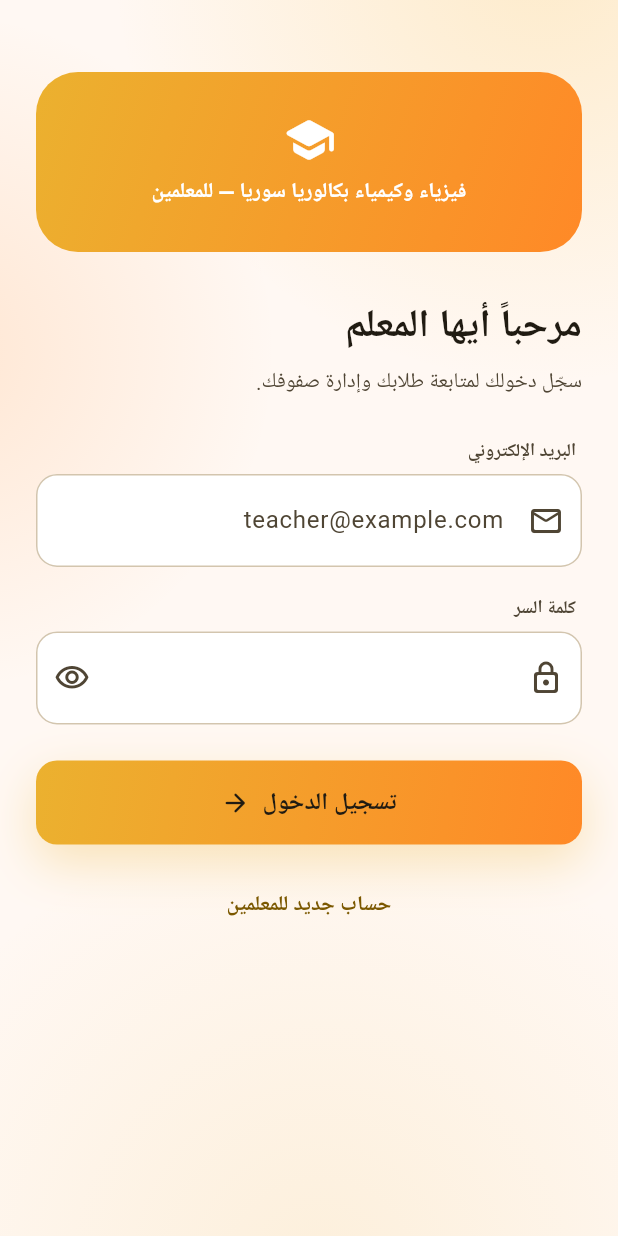
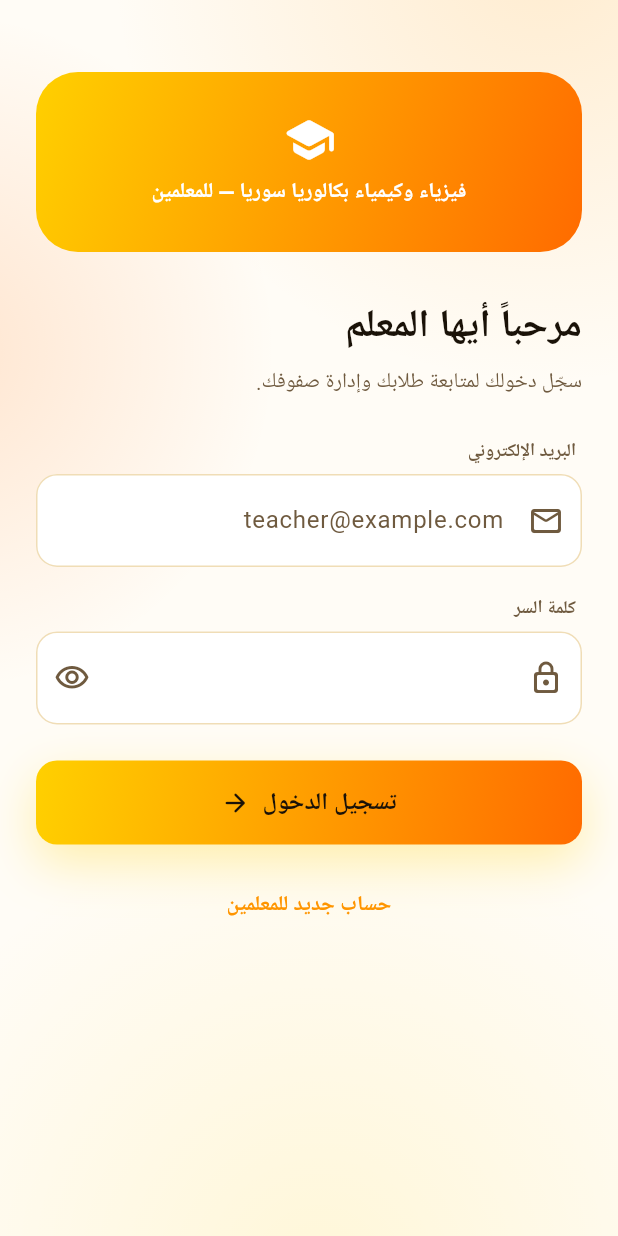
Before and after one commit to mohammadalibalwe48-hub/Studysync, a Flutter app: the screen it shows after launch, on a phone screen of 412 x 824 dp. Run offline on Flutter 3.47's test engine with Material 3 defaults, Android fonts, the phone set to English and light mode, and no system bars; our stand-ins replace fl_chart, flutter_dotenv, flutter_local_notifications, flutter_markdown, go_router, google_fonts and 4 more; missing offline and left inert: flutter_webrtc; accounts and stored records are empty; Roboto replaces fonts that are missing (Cairo).

Commit message:
Match palette to logo gradient (logo-faithful warm system)
The previous palette mapped the brand to a desaturated saffron
(`#D68A1A` student / `#7B5800` teachers) plus an out-of-family blue
`#0060AC` tertiary in the teachers app. Sampled against the actual
logo (orange figure reaching for yellow stars on a stack of orange-gold
books), those colours read as muddy and "AI-generated" \u2014 the dominant
logo pixels live in the `#FF6B00 \u2192 #FF9500 \u2192 #FFD000` range with
`#FFEF0E` star highlights.

This change rebuilds the colour system around those exact logo stops:

- New brand primary `#FF9500` (logo orange) replaces saffron.
- Hero gradient is now a 3-stop `sunYellow \u2192 sunOrange \u2192 sunset` fade
  that mirrors the logo top\u2192bottom.
- Secondary becomes deep sunset ember `#E25A0D` \u2014 same family, hotter,
  used for streaks / completed / progress.
- Tertiary becomes warm walnut `#6B3F1A` (replacing the teachers-app
  blue) so analytics chips never fight the brand orange.
- Cream canvas tightened to `#FFFCF6` so the orange accents pop instead
  of getting absorbed by a yellow-cast background.
- Text contrast deepened to `#1A1208` walnut for crisper headings.
- Ambient blob colours rebalanced to sit on the new canvas.
- System nav bar tint switched from leftover slate-blue to warm cream.
- Teachers app theme realigned to the same palette so both apps feel
  like one product.

Co-Authored-By: Devin AI <158243242+devin-ai-integration[bot]@users.noreply.github.com>

```diff
--- a/lib/app/app.dart
+++ b/lib/app/app.dart
@@ -35,8 +35,8 @@ class _StudySyncAppState extends State<StudySyncApp> {
               isDark ? Brightness.light : Brightness.dark,
           statusBarBrightness: isDark ? Brightness.dark : Brightness.light,
           systemNavigationBarColor: isDark
-              ? const Color(0xFF0B1220)
-              : const Color(0xFFF8FAFC),
+              ? const Color(0xFF15110A) // matches dark surface
+              : const Color(0xFFFFFCF6), // matches AppTheme.background
           systemNavigationBarIconBrightness:
               isDark ? Brightness.light : Brightness.dark,
         ));
--- a/lib/app/theme.dart
+++ b/lib/app/theme.dart
@@ -3,77 +3,118 @@ import 'package:google_fonts/google_fonts.dart';
 
 /// Centralised theming for the Educational Steps Platform app.
 ///
-/// The look-and-feel follows the "Sunlit Gold" design system pulled
-/// from the Educational Steps Platform logo (orange/yellow gradient
-/// over stacked books):
+/// Palette is sampled directly from the app logo (vivid orange figure
+/// reaching for yellow stars, on a stack of orange-gold books). The
+/// dominant logo pixels cluster in the `#FF6B00 → #FF9500 → #FFD000`
+/// range, with bright `#FFEF0E` highlights at the stars and
+/// `#FD5C00` shadows at the bottom edge of the books.
 ///
-/// - Warm cream canvas (a soft, low-glare off-white in light mode,
-///   deep walnut in dark mode) — easy on the eyes during long study
-///   sessions, never neon.
-/// - Saffron gold brand primary (premium, optimistic, knowledge-coded).
-/// - Sunset orange highlight gradient that mirrors the logo gradient.
-/// - Honey amber success accent for streaks, progress and "completed".
-/// - Mocha tertiary for analytics / data viz so charts stay readable.
-/// - Solid surfaces, hairline borders, very soft single-layer shadows,
-///   generous spacing. Subtle warm glow only behind hero CTAs.
+/// The previous palette mapped the brand to a desaturated saffron
+/// (`#D68A1A`) which read muddy next to the logo's actual energy. The
+/// new tokens below stay 100% in the warm family but use the logo's
+/// real saturated stops, so:
+///
+/// - The brand primary actually matches the logo orange instead of
+///   reading as a faded vintage tan.
+/// - The hero gradient mirrors the logo's top→bottom yellow→sunset
+///   fade exactly (so a CTA gradient feels like the logo glowed).
+/// - The cream canvas is cleaner / less yellow-cast, so the orange
+///   accents pop instead of getting absorbed by the background.
+/// - Text contrast deepens (deeper walnut on lighter canvas) so the
+///   app feels crisper and more legible.
+///
+/// Hierarchy:
+///
+/// - [primary]/`sunOrange`: brand CTA, focused inputs, selected chips,
+///   ring fills, primary icons.
+/// - [secondary]/`sunsetEmber`: streaks, "completed/correct", success
+///   badges, progress accents — same warm family but more intense, so
+///   it reads as "heat/achievement" without leaving the brand.
+/// - [tertiary]/`walnut`: data-viz / chart axes / muted analytics
+///   colour. Stays warm, never competes with the orange.
+/// - Surfaces step from `cream-25` (nearly white) up through warm
+///   honey containers; outlines are tight warm sand.
 class AppTheme {
   AppTheme._();
 
-  // ────────────────────────── Brand colours ──────────────────────────
+  // ────────────────────────── Logo gradient ──────────────────────────
 
-  /// Brand primary — deep saffron gold. Calibrated to be readable as a
-  /// fill colour on white surfaces (~4.5:1 against text white).
-  static const Color primary = Color(0xFFD68A1A); // saffron-700
+  /// Brightest yellow at the top of the logo (stars / arm tip).
+  /// Sampled from the `#FFEF0E` star pixels and warmed slightly so it
+  /// stays readable on white.
+  static const Color sunYellow = Color(0xFFFFD000);
 
-  /// Top stop of the hero gradient — warm honey gold.
-  static const Color goldStart = Color(0xFFF5B544); // honey-400
+  /// The signature mid-orange of the figure & books — the most-common
+  /// pixel colour in the logo by a wide margin (`#F09000` cluster).
+  /// This is the brand.
+  static const Color sunOrange = Color(0xFFFF9500);
 
-  /// Bottom stop of the hero gradient — sunset orange.
-  static const Color goldEnd = Color(0xFFE2862F); // sunset-600
+  /// Deep sunset orange at the bottom edge of the books (`#FD5C00`),
+  /// used for streaks, success and the gradient's bottom stop.
+  static const Color sunset = Color(0xFFFF6B00);
+
+  /// Three-stop gradient that mirrors the logo top→bottom fade.
+  static const List<Color> heroGradient = <Color>[
+    sunYellow,
+    sunOrange,
+    sunset,
+  ];
+
+  // Backwards-compat aliases. Existing widgets reference `goldStart` /
+  // `goldEnd` / `streakAmber` / `primary` — keep the names so this PR
+  // is a colour change only, not a sweeping rename.
+  static const Color primary = sunOrange;
+  static const Color goldStart = sunYellow;
+  static const Color goldEnd = sunset;
+  static const Color streakAmber = sunset;
 
   /// Soft fixed honey (chips, hero glow, badge fill).
-  static const Color primaryFixed = Color(0xFFFFEFCF); // cream-100
+  static const Color primaryFixed = Color(0xFFFFE9C2); // honey-100
 
   /// Brighter brand tone used for highlights / dark-mode primary.
-  static const Color primaryFixedDim = Color(0xFFF6C66B); // honey-300
+  static const Color primaryFixedDim = Color(0xFFFFB347); // honey-300
 
-  /// Secondary accent — clay rose (used for success, streaks, progress).
-  /// A muted earthy warm tone that pairs cleanly with saffron without
-  /// fighting it for attention.
-  static const Color secondary = Color(0xFFC9602B); // clay-600
+  /// Secondary accent — deeper sunset ember. Same gradient family as
+  /// [sunOrange], just hotter / more intense, so streaks and success
+  /// states read as "fire" without introducing a foreign hue.
+  static const Color secondary = Color(0xFFE25A0D);
 
-  /// Warm streak flame (reserved for the streak flame and CTA glow).
-  static const Color streakAmber = Color(0xFFEF8E2A); // flame-500
+  static const Color secondaryContainer = Color(0xFFFFD8B8);
 
-  /// Tertiary — mocha brown for analytics / data viz / chart bars.
-  static const Color tertiary = Color(0xFF8C5A38); // mocha-600
+  /// Tertiary — deep walnut. Reserved for analytics / chart text /
+  /// data viz axes. Stays in the warm family so it never fights the
+  /// brand orange.
+  static const Color tertiary = Color(0xFF6B3F1A); // walnut-700
 
-  static const Color tertiaryContainer = Color(0xFFF1DFC9); // mocha-100
+  static const Color tertiaryContainer = Color(0xFFF1DFC3); // walnut-100
 
-  /// App background — warm cream (off-white with a hint of gold). Stays
-  /// far from pure white so the gold accents don't blow out, and stays
-  /// far from neon so it's gentle on the eyes during long sessions.
-  static const Color background = Color(0xFFFFFAF1); // cream-50
+  /// App background — barely-tinted warm white. Far enough from pure
+  /// white to keep the warm brand identity, but much cleaner than the
+  /// previous `#FFFAF1` which had a yellow cast that absorbed the
+  /// orange accents.
+  static const Color background = Color(0xFFFFFCF6);
 
-  /// Pure white card surface (still warm-tinted).
+  /// Pure white card surface (still warm-feeling against the cream
+  /// canvas behind it).
   static const Color surfaceCardLowest = Color(0xFFFFFFFF);
-  static const Color surfaceContainerLow = Color(0xFFFFF6E6); // cream-100
-  static const Color surfaceContainer = Color(0xFFFAEFD8); // cream-200
-  static const Color surfaceContainerHigh = Color(0xFFF1E2C2); // cream-300
+  static const Color surfaceContainerLow = Color(0xFFFFF7E8); // honey-50
+  static const Color surfaceContainer = Color(0xFFFFEED2); // honey-100
+  static const Color surfaceContainerHigh = Color(0xFFFADDA8); // honey-200
 
-  /// Primary text on light surfaces — deep walnut (instead of slate-900
-  /// which would feel cold against the warm cream background).
-  static const Color onBackground = Color(0xFF2A1F12);
+  /// Primary text on light surfaces — deep walnut, deepened from the
+  /// previous `#2A1F12` so headings and body copy feel sharper against
+  /// the lighter canvas.
+  static const Color onBackground = Color(0xFF1A1208);
 
-  /// Muted on-surface variant — soft mocha grey.
-  static const Color onSurfaceVariant = Color(0xFF7A6754);
+  /// Muted on-surface variant — warm taupe.
+  static const Color onSurfaceVariant = Color(0xFF6F5A3F);
 
   /// Hairline outline used around cards and inputs (warm sand).
-  static const Color outline = Color(0xFFEFE3CD); // sand-200
-  static const Color outlineVariant = Color(0xFFF7EDDA); // sand-100
+  static const Color outline = Color(0xFFF0DDB6); // sand-200
+  static const Color outlineVariant = Color(0xFFFAF1DC); // sand-100
 
-  static const Color error = Color(0xFFB23B1F); // burnt-clay-600 (warm red)
-  static const Color errorContainer = Color(0xFFFADCD2); // burnt-clay-100
+  static const Color error = Color(0xFFC53030); // crimson-600
+  static const Color errorContainer = Color(0xFFFFE0DA); // crimson-100
 
   // ────────────────────────── Theme builders ─────────────────────────
 
@@ -83,64 +124,64 @@ class AppTheme {
       primary: primary,
       onPrimary: Colors.white,
       primaryContainer: primaryFixed,
-      onPrimaryContainer: Color(0xFF5B3A0A), // dark gold
+      onPrimaryContainer: Color(0xFF5C2C00), // deep cocoa
       secondary: secondary,
       onSecondary: Colors.white,
-      secondaryContainer: Color(0xFFFADAB7), // clay-100
-      onSecondaryContainer: Color(0xFF5C2A0E),
+      secondaryContainer: secondaryContainer,
+      onSecondaryContainer: Color(0xFF5C2410),
       tertiary: tertiary,
       onTertiary: Colors.white,
       tertiaryContainer: tertiaryContainer,
-      onTertiaryContainer: Color(0xFF3F2715),
+      onTertiaryContainer: Color(0xFF3A2415),
       error: error,
       onError: Colors.white,
       errorContainer: errorContainer,
-      onErrorContainer: Color(0xFF5B1D0E),
+      onErrorContainer: Color(0xFF5B1408),
       surface: background,
       onSurface: onBackground,
       surfaceContainerLowest: surfaceCardLowest,
       surfaceContainerLow: surfaceContainerLow,
       surfaceContainer: surfaceContainer,
       surfaceContainerHigh: surfaceContainerHigh,
-      surfaceContainerHighest: Color(0xFFE6D4B2),
+      surfaceContainerHighest: Color(0xFFEBC57A),
       onSurfaceVariant: onSurfaceVariant,
       outline: outline,
       outlineVariant: outlineVariant,
-      shadow: Color(0xFF2A1F12),
-      scrim: Color(0xFF2A1F12),
-      inverseSurface: Color(0xFF2D2317),
-      onInverseSurface: Color(0xFFFFF6E6),
+      shadow: Color(0xFF1A1208),
+      scrim: Color(0xFF1A1208),
+      inverseSurface: Color(0xFF2D1F0F),
+      onInverseSurface: Color(0xFFFFF7E8),
       inversePrimary: primaryFixedDim,
       surfaceTint: primary,
     );
     return _buildTheme(scheme: scheme);
   }
 
-  /// Dark mode reuses the same gold accent system over a deep walnut
-  /// canvas so the brand stays consistent without feeling oppressive.
+  /// Dark mode reuses the same logo gradient over a deep walnut canvas
+  /// so the brand stays consistent without feeling oppressive.
   static ThemeData get dark {
     const ColorScheme scheme = ColorScheme(
       brightness: Brightness.dark,
-      primary: Color(0xFFF5C56C), // honey-300 (brighter for contrast)
-      onPrimary: Color(0xFF2C1B05),
-      primaryContainer: Color(0xFF6E460E),
-      onPrimaryContainer: Color(0xFFFFE7BD),
-      secondary: Color(0xFFE6925E), // clay-300
-      onSecondary: Color(0xFF3A1808),
-      secondaryContainer: Color(0xFF6B361A),
-      onSecondaryContainer: Color(0xFFFADAB7),
-      tertiary: Color(0xFFD9A678), // mocha-300
+      primary: Color(0xFFFFB347), // sun-orange-300 (brighter for contrast)
+      onPrimary: Color(0xFF2C1605),
+      primaryContainer: Color(0xFF7A3C00), // sun-orange-800
+      onPrimaryContainer: Color(0xFFFFE5C2),
+      secondary: Color(0xFFFF8A4A), // sunset-300
+      onSecondary: Color(0xFF3A1408),
+      secondaryContainer: Color(0xFF7A2E0A), // sunset-800
+      onSecondaryContainer: Color(0xFFFFD8B8),
+      tertiary: Color(0xFFD9A678), // walnut-300
       onTertiary: Color(0xFF2A1A0B),
       tertiaryContainer: Color(0xFF563620),
-      onTertiaryContainer: Color(0xFFF1DFC9),
+      onTertiaryContainer: Color(0xFFF1DFC3),
       error: Color(0xFFE89A82),
       onError: Color(0xFF4A150A),
       errorContainer: Color(0xFF7C2613),
-      onErrorContainer: Color(0xFFFADCD2),
-      surface: Color(0xFF1A130A), // deep walnut
+      onErrorContainer: Color(0xFFFFE0DA),
+      surface: Color(0xFF15110A), // deeper walnut for crisper contrast
       onSurface: Color(0xFFF6E9D2),
-      surfaceContainerLowest: Color(0xFF120D06),
-      surfaceContainerLow: Color(0xFF221808),
+      surfaceContainerLowest: Color(0xFF0F0B05),
+      surfaceContainerLow: Color(0xFF1F1708),
       surfaceContainer: Color(0xFF2A1F0F),
       surfaceContainerHigh: Color(0xFF3A2B17),
       surfaceContainerHighest: Color(0xFF4A3621),
@@ -150,9 +191,9 @@ class AppTheme {
       shadow: Color(0xFF000000),
       scrim: Color(0xFF000000),
       inverseSurface: Color(0xFFF6E9D2),
-      onInverseSurface: Color(0xFF1A130A),
+      onInverseSurface: Color(0xFF15110A),
       inversePrimary: primary,
-      surfaceTint: Color(0xFFF5C56C),
+      surfaceTint: Color(0xFFFFB347),
     );
     return _buildTheme(scheme: scheme);
   }
@@ -161,7 +202,7 @@ class AppTheme {
     final bool isLight = scheme.brightness == Brightness.light;
     final Color card = scheme.surfaceContainerLowest;
     final Color hairline = isLight
-        ? const Color(0xFFEFE3CD) // sand-200
+        ? const Color(0xFFF0DDB6) // sand-200
         : const Color(0xFF3A2B17); // walnut-300
     final Color muted = scheme.onSurfaceVariant;
     final Color appBg = scheme.surface;
@@ -427,10 +468,12 @@ class AppPalette {
     required this.success,
   });
 
-  /// Primary brand colour (indigo). Named `gold` for backwards-compat.
+  /// Primary brand colour — the logo's signature mid-orange.
+  /// Named `gold` for backwards-compat with widgets predating this
+  /// palette refresh.
   final Color gold;
 
-  /// Streak amber — used for the flame icon only.
+  /// Streak / "hot" accent — the logo's deepest sunset.
   final Color warm;
 
   /// Action / focus tone (matches [primary]).
@@ -446,17 +489,19 @@ class AppPalette {
 
   final List<BoxShadow> cardShadow;
 
-  /// Indigo → violet brand gradient used on hero CTAs.
-  /// Named `goldGradient` for backwards-compat.
+  /// Three-stop logo gradient (yellow → orange → sunset). Used on hero
+  /// CTAs, hero headers, and the brand wordmark fill. Named
+  /// `goldGradient` for backwards-compat.
   final LinearGradient goldGradient;
 
-  /// Sky blue used for analytics / informational chips.
+  /// Walnut tone used for analytics / informational chips. Stays warm
+  /// so it never competes with the brand orange.
   final Color info;
 
-  /// Soft glow shadow used behind hero CTAs and ring stats.
+  /// Soft warm glow used behind hero CTAs and ring stats.
   final List<BoxShadow> goldGlow;
 
-  /// Emerald success tone (streak / completed / right answer).
+  /// "Completed / correct / streak" success tone — the deeper sunset.
   final Color success;
 
   /// Build a palette from the active theme. Prefer this in widgets so
@@ -477,7 +522,7 @@ class AppPalette {
       cardShadow: <BoxShadow>[
         BoxShadow(
           color: isLight
-              ? const Color(0x142A1F12) // walnut @ 8%
+              ? const Color(0x141A1208) // walnut @ 8%
               : const Color(0x99000000),
           blurRadius: 18,
           offset: const Offset(0, 6),
@@ -485,15 +530,15 @@ class AppPalette {
       ],
       goldGlow: <BoxShadow>[
         BoxShadow(
-          color: const Color(0xFFE89D2A).withOpacity(0.32),
+          color: AppTheme.sunOrange.withOpacity(isLight ? 0.32 : 0.24),
           blurRadius: 32,
           offset: const Offset(0, 14),
         ),
       ],
-      goldGradient: const LinearGradient(
+      goldGradient: LinearGradient(
         begin: Alignment.topLeft,
         end: Alignment.bottomRight,
-        colors: <Color>[AppTheme.goldStart, AppTheme.goldEnd],
+        colors: AppTheme.heroGradient,
       ),
     );
   }
--- a/teachers_app/lib/app/theme.dart
+++ b/teachers_app/lib/app/theme.dart
@@ -1,63 +1,87 @@
 import 'package:flutter/material.dart';
 import 'package:google_fonts/google_fonts.dart';
 
-/// Centralised theming for the Educational Steps Platform app.
+/// Centralised theming for the Educational Steps Platform teachers
+/// companion app.
 ///
-/// The look-and-feel follows the "Radiant Achievement" design system:
-/// a soft champagne canvas, warm radiant-gold primary, rich amber
-/// secondary, subtle blue functional accent for data visualisation,
-/// and a tactile-luxury aesthetic with high-diffusion shadows and
-/// glassmorphism layers.
+/// Palette is sampled directly from the shared app logo (vivid orange
+/// figure reaching for yellow stars on a stack of orange-gold books).
+/// The dominant logo pixels cluster in the `#FF6B00 → #FF9500 → #FFD000`
+/// range. The previous palette mapped the brand to a deep mustard
+/// `#7B5800` primary plus an out-of-family blue `#0060AC` tertiary,
+/// which made the teachers app look noticeably different from — and
+/// less energetic than — its own logo. The tokens below stay 100% in
+/// the warm family and exactly mirror the student app's palette so
+/// both apps feel like one product.
 class AppTheme {
   AppTheme._();
 
-  // ────────────────────────── Brand colours ──────────────────────────
+  // ────────────────────────── Logo gradient ──────────────────────────
 
-  /// Brand primary — deep gold (used for text-on-light, primary actions
-  /// background fills behind text, and key iconography).
-  static const Color primary = Color(0xFF7B5800);
+  /// Brightest yellow at the top of the logo (stars / arm tip).
+  static const Color sunYellow = Color(0xFFFFD000);
 
-  /// Top stop of the radiant-gold gradient (used on CTAs / hero).
-  static const Color goldStart = Color(0xFFEBB12F);
+  /// The signature mid-orange of the figure & books — the most-common
+  /// pixel colour in the logo by a wide margin. This is the brand.
+  static const Color sunOrange = Color(0xFFFF9500);
 
-  /// Bottom stop of the radiant-gold gradient (rich amber).
-  static const Color goldEnd = Color(0xFFFF8927);
+  /// Deep sunset orange at the bottom edge of the books, used for
+  /// streaks, success and the gradient's bottom stop.
+  static const Color sunset = Color(0xFFFF6B00);
 
-  /// Soft fixed gold (chips, hero glow, badge fill).
-  static const Color primaryFixed = Color(0xFFFFDEA4);
+  /// Three-stop gradient that mirrors the logo top→bottom fade.
+  static const List<Color> heroGradient = <Color>[
+    sunYellow,
+    sunOrange,
+    sunset,
+  ];
 
-  /// Brighter radiant gold used for highlights and badges.
-  static const Color primaryFixedDim = Color(0xFFF8BD3B);
+  // Backwards-compat aliases. Keep the existing names so widgets that
+  // reference `goldStart` / `goldEnd` / `primary` keep working.
+  static const Color primary = sunOrange;
+  static const Color goldStart = sunYellow;
+  static const Color goldEnd = sunset;
 
-  /// Secondary accent — rich amber.
-  static const Color secondary = Color(0xFF964900);
+  /// Soft fixed honey (chips, hero glow, badge fill).
+  static const Color primaryFixed = Color(0xFFFFE9C2);
 
-  /// Subtle blue used for data visualisation / analytics only.
-  static const Color tertiary = Color(0xFF0060AC);
+  /// Brighter brand tone used for highlights and dark-mode primary.
+  static const Color primaryFixedDim = Color(0xFFFFB347);
 
-  static const Color tertiaryContainer = Color(0xFF8DBDFF);
+  /// Secondary accent — deeper sunset ember. Same gradient family as
+  /// [sunOrange], just hotter, so streaks and "completed" states read
+  /// as fire without introducing a foreign hue.
+  static const Color secondary = Color(0xFFE25A0D);
 
-  /// Champagne background.
-  static const Color background = Color(0xFFFFF8F3);
+  /// Tertiary — deep walnut. Reserved for analytics / chart axes /
+  /// data viz. Stays in the warm family so it never fights the brand
+  /// orange (replacing the previous `#0060AC` blue, which clashed).
+  static const Color tertiary = Color(0xFF6B3F1A);
+
+  static const Color tertiaryContainer = Color(0xFFF1DFC3);
+
+  /// App background — barely-tinted warm white. Cleaner than the old
+  /// `#FFF8F3` so the orange accents pop instead of getting absorbed.
+  static const Color background = Color(0xFFFFFCF6);
 
   /// Pure off-white surface for cards / inputs.
   static const Color surfaceCardLowest = Color(0xFFFFFFFF);
-  static const Color surfaceContainerLow = Color(0xFFFDF2E3);
-  static const Color surfaceContainer = Color(0xFFF8ECDE);
-  static const Color surfaceContainerHigh = Color(0xFFF2E7D8);
+  static const Color surfaceContainerLow = Color(0xFFFFF7E8);
+  static const Color surfaceContainer = Color(0xFFFFEED2);
+  static const Color surfaceContainerHigh = Color(0xFFFADDA8);
 
-  /// Deep charcoal text on the soft champagne background.
-  static const Color onBackground = Color(0xFF201B12);
+  /// Deep walnut text on the soft cream background.
+  static const Color onBackground = Color(0xFF1A1208);
 
   /// Muted on-surface variant (secondary text, label-caps overlines).
-  static const Color onSurfaceVariant = Color(0xFF4F4534);
+  static const Color onSurfaceVariant = Color(0xFF6F5A3F);
 
   /// Hairline outline used around cards and inputs.
-  static const Color outline = Color(0xFF827562);
-  static const Color outlineVariant = Color(0xFFD3C5AE);
+  static const Color outline = Color(0xFFB89E78);
+  static const Color outlineVariant = Color(0xFFF0DDB6);
 
-  static const Color error = Color(0xFFBA1A1A);
-  static const Color errorContainer = Color(0xFFFFDAD6);
+  static const Color error = Color(0xFFC53030);
+  static const Color errorContainer = Color(0xFFFFE0DA);
 
   // ────────────────────────── Theme builders ─────────────────────────
 
@@ -66,34 +90,34 @@ class AppTheme {
       brightness: Brightness.light,
       primary: primary,
       onPrimary: Colors.white,
-      primaryContainer: primaryFixedDim,
-      onPrimaryContainer: Color(0xFF624600),
+      primaryContainer: primaryFixed,
+      onPrimaryContainer: Color(0xFF5C2C00),
       secondary: secondary,
       onSecondary: Colors.white,
-      secondaryContainer: Color(0xFFFFDCC6),
-      onSecondaryContainer: Color(0xFF311400),
+      secondaryContainer: Color(0xFFFFD8B8),
+      onSecondaryContainer: Color(0xFF5C2410),
       tertiary: tertiary,
       onTertiary: Colors.white,
       tertiaryContainer: tertiaryContainer,
-      onTertiaryContainer: Color(0xFF004B89),
+      onTertiaryContainer: Color(0xFF3A2415),
       error: error,
       onError: Colors.white,
       errorContainer: errorContainer,
-      onErrorContainer: Color(0xFF93000A),
+      onErrorContainer: Color(0xFF5B1408),
       surface: background,
       onSurface: onBackground,
       surfaceContainerLowest: surfaceCardLowest,
       surfaceContainerLow: surfaceContainerLow,
       surfaceContainer: surfaceContainer,
       surfaceContainerHigh: surfaceContainerHigh,
-      surfaceContainerHighest: Color(0xFFECE1D3),
+      surfaceContainerHighest: Color(0xFFEBC57A),
       onSurfaceVariant: onSurfaceVariant,
       outline: outline,
       outlineVariant: outlineVariant,
-      shadow: Color(0xFF1A1A1A),
-      scrim: Color(0xFF1A1A1A),
-      inverseSurface: Color(0xFF353026),
-      onInverseSurface: Color(0xFFFAEFE1),
+      shadow: Color(0xFF1A1208),
+      scrim: Color(0xFF1A1208),
+      inverseSurface: Color(0xFF2D1F0F),
+      onInverseSurface: Color(0xFFFFF7E8),
       inversePrimary: primaryFixedDim,
       surfaceTint: primary,
     );
```
Also changed, not shown: lib/core/widgets/ambient_background.dart (+12 -10 lines).
